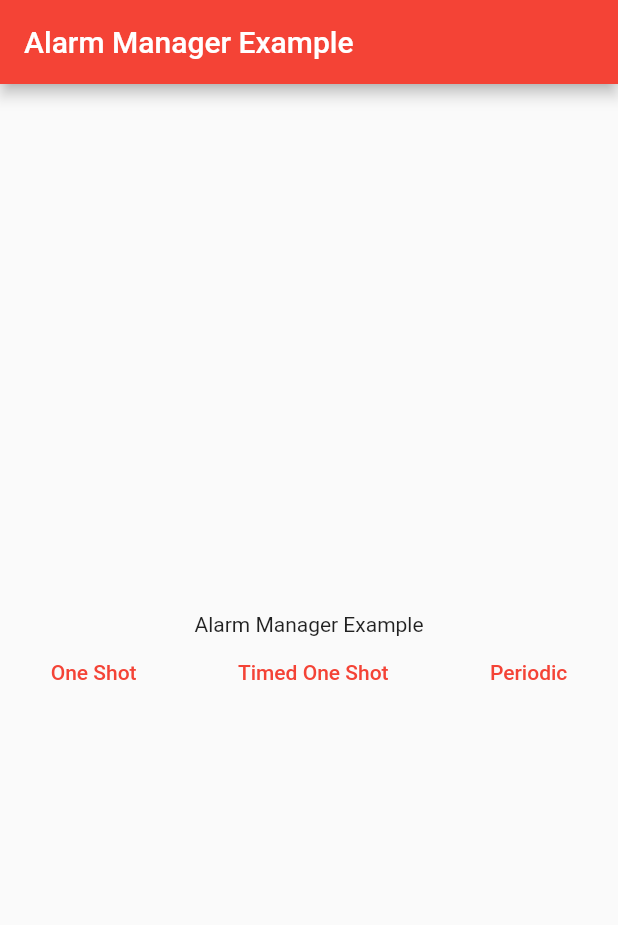
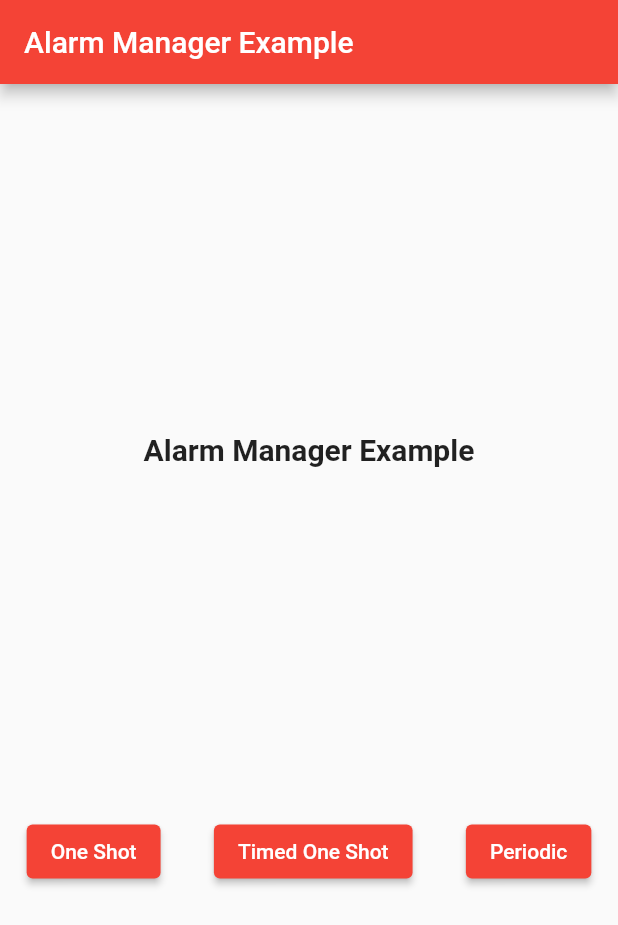
Before and after one commit to TomerPacific/MediumArticles, a Flutter app: the screen it shows after launch, on a phone screen of 412 x 824 dp. Shown: the top 925 px of the screen. Run offline on Flutter 3.47's test engine with Material 2 defaults, Android fonts, the light colour scheme and no system bars; our stand-ins replace geolocator, webview_flutter; missing offline and left inert: android_alarm_manager_plus.

Commit message:
MediumArticles AlarmManager some formatting and styling text

```diff
--- a/alarm_manager_example/lib/main.dart
+++ b/alarm_manager_example/lib/main.dart
@@ -70,15 +70,16 @@ class _MyHomePageState extends State<MyHomePage> {
       ),
       body: Center(
         child: Column(
-          mainAxisAlignment: MainAxisAlignment.center,
+          mainAxisAlignment: MainAxisAlignment.spaceEvenly,
           children: <Widget>[
               const Text(
               'Alarm Manager Example',
+                style: TextStyle(fontWeight: FontWeight.bold, fontSize: 20.0),
             ),
             Row(
               mainAxisAlignment: MainAxisAlignment.spaceAround,
               children: [
-                TextButton(
+                ElevatedButton(
                     onPressed: () {
                       _scheduleOneShotAlarm(false);
                     },
@@ -86,14 +87,16 @@ class _MyHomePageState extends State<MyHomePage> {
                       "One Shot"
                   )
                 ),
-                TextButton(onPressed: () {
+                ElevatedButton(
+                    onPressed: () {
                   _scheduleOneShotAlarm(true);
                 },
                     child: const Text(
                         "Timed One Shot"
                     )
                 ),
-                TextButton(onPressed: _schedulePeriodicAlarm,
+                ElevatedButton(
+                    onPressed: _schedulePeriodicAlarm,
                     child: const Text(
                         "Periodic"
                     )
```
